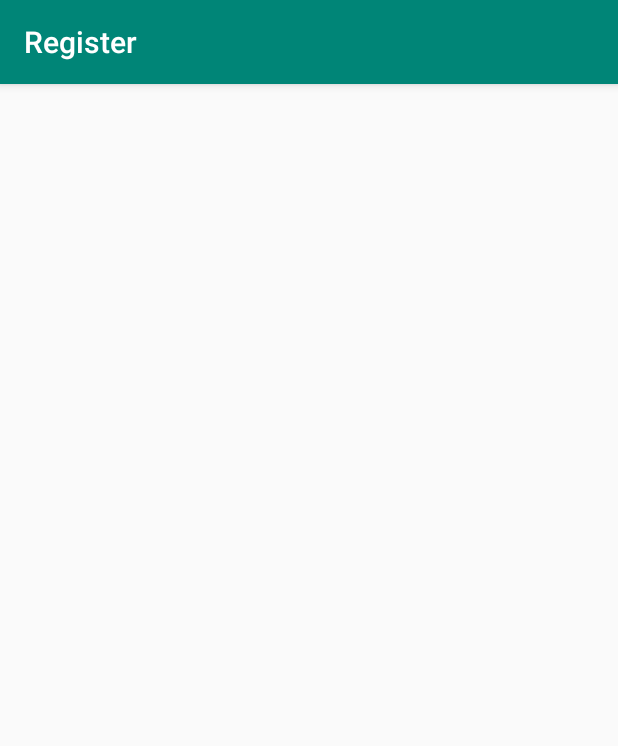
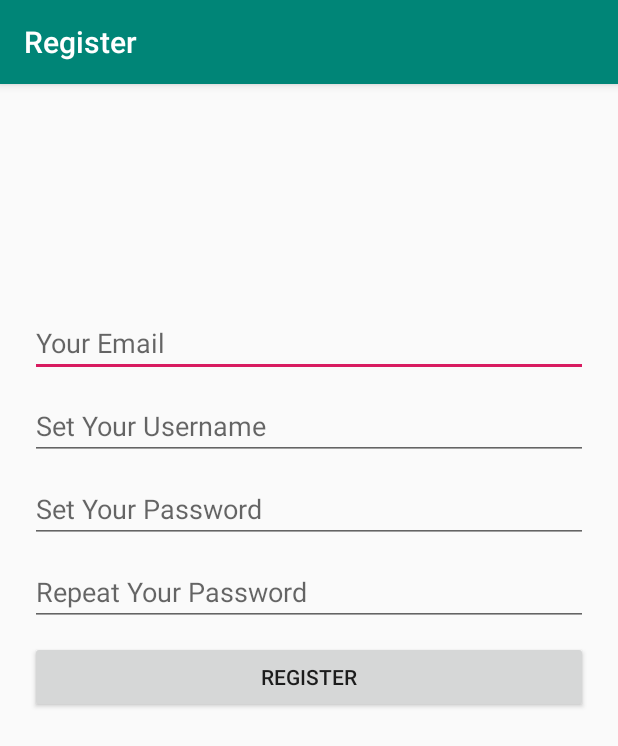
Before and after one commit to gillkashdeep/COMP313-002-TEAM6, an Android app: the RegisterActivity screen opened directly, with no data from a screen before it, on a phone screen of 412 x 824 dp. Shown: the top 746 px of the screen. Run offline under Robolectric (Android 15) with nearby library versions, the light colour scheme and no system bars; network calls fail.

Commit message:
Finish Regsiter UI migrating

```diff
--- a/app/src/main/res/layout/activity_register.xml
+++ b/app/src/main/res/layout/activity_register.xml
@@ -1,13 +1,63 @@
 <?xml version="1.0" encoding="utf-8"?>
-<androidx.constraintlayout.widget.ConstraintLayout xmlns:android="http://schemas.android.com/apk/res/android"
+<LinearLayout xmlns:android="http://schemas.android.com/apk/res/android"
     xmlns:app="http://schemas.android.com/apk/res-auto"
     xmlns:tools="http://schemas.android.com/tools"
     android:layout_width="match_parent"
     android:layout_height="match_parent"
+    android:orientation="vertical"
     tools:context=".RegisterActivity">
 
     <include
         android:id="@+id/tbRegister"
         layout="@layout/toolbar" />
 
-</androidx.constraintlayout.widget.ConstraintLayout>
+    <EditText
+        android:id="@+id/txtUserName"
+        android:layout_width="match_parent"
+        android:layout_height="wrap_content"
+        android:hint="Your Email"
+        android:inputType="text"
+        android:layout_marginTop="150dp"
+        android:layout_marginLeft="20dp"
+        android:layout_marginRight="20dp"/>
+
+    <EditText
+        android:id="@+id/txtMail"
+        android:layout_width="match_parent"
+        android:layout_height="wrap_content"
+        android:hint="Set Your Username"
+        android:inputType="textEmailAddress"
+        android:layout_marginTop="10dp"
+        android:layout_marginLeft="20dp"
+        android:layout_marginRight="20dp"/>
+
+    <EditText
+        android:id="@+id/txtSetPass"
+        android:layout_width="match_parent"
+        android:layout_height="wrap_content"
+        android:hint="Set Your Password"
+        android:inputType="textPassword"
+        android:layout_marginTop="10dp"
+        android:layout_marginLeft="20dp"
+        android:layout_marginRight="20dp"/>
+
+    <EditText
+        android:id="@+id/txtRepeatPass"
+        android:layout_width="match_parent"
+        android:layout_height="wrap_content"
+        android:hint="Repeat Your Password"
+        android:inputType="textPassword"
+        android:layout_marginTop="10dp"
+        android:layout_marginLeft="20dp"
+        android:layout_marginRight="20dp"/>
+
+    <Button
+        android:id="@+id/nextStep1"
+        android:layout_width="match_parent"
+        android:layout_height="wrap_content"
+        android:text="Register"
+        android:layout_marginTop="10dp"
+        android:layout_marginLeft="20dp"
+        android:layout_marginRight="20dp"/>
+
+</LinearLayout>
```
